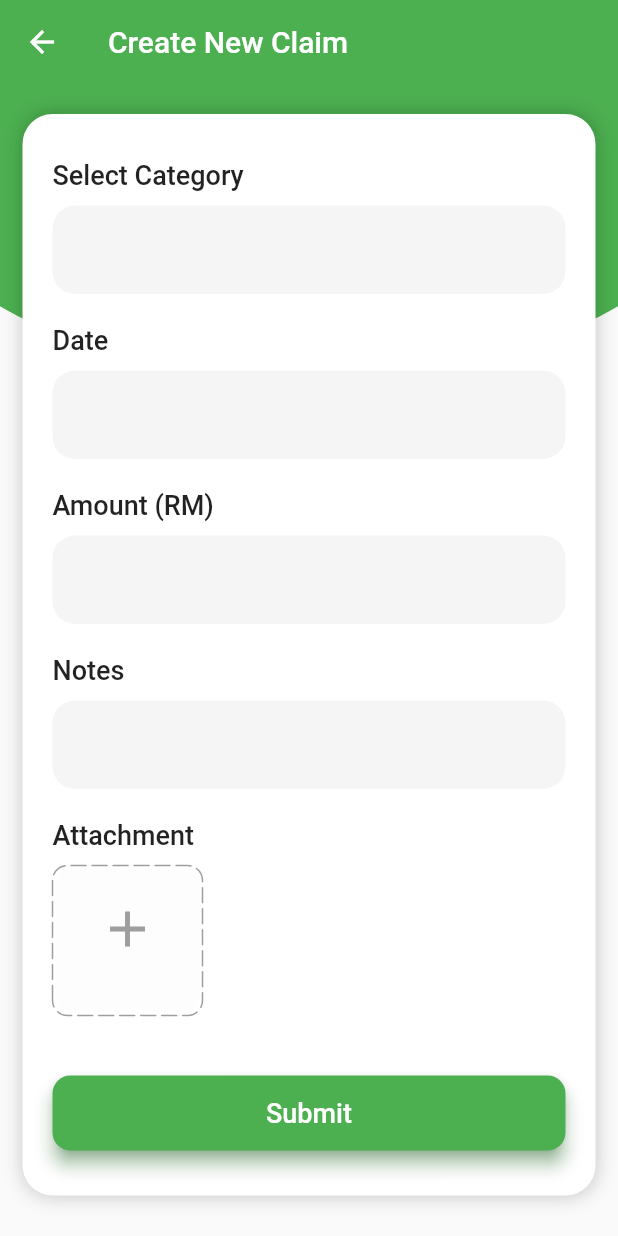
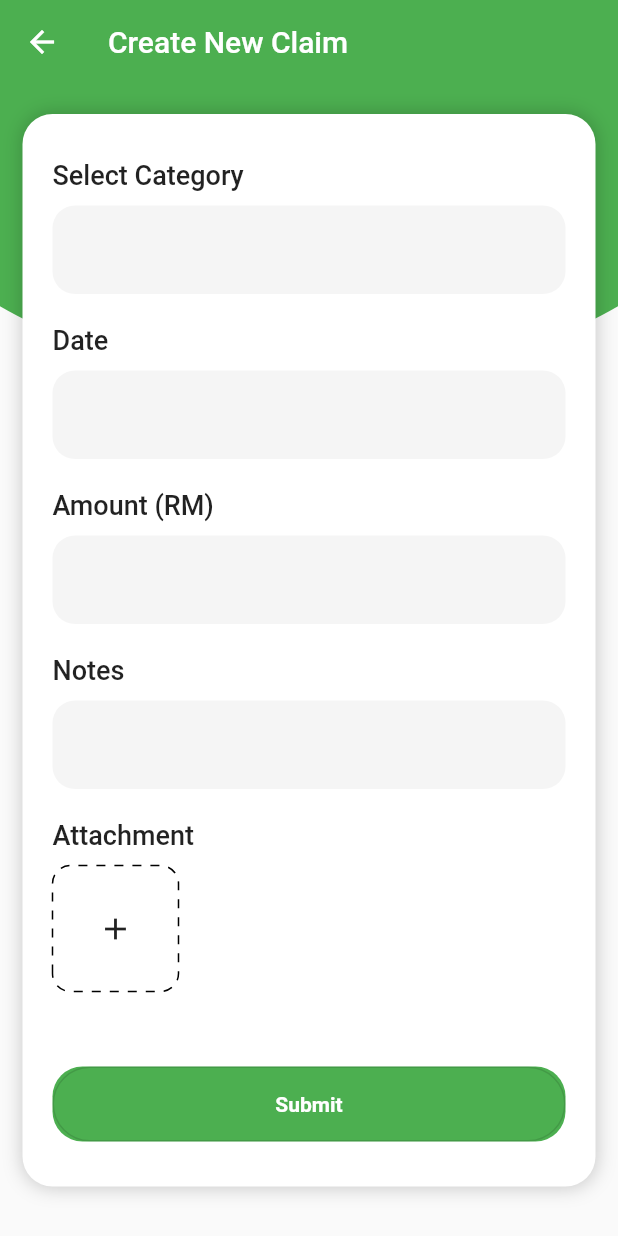
Before and after one commit to syam9/mesragaji, a Flutter app: the NewClaimPage screen opened directly, on a phone screen of 412 x 824 dp. Run offline on Flutter 3.47's test engine with Material 2 defaults, Android fonts, the phone set to English and light mode, and no system bars; drawn by our look-alikes of dotted_border; our stand-ins replace dropdown_button2, image_picker, nil, smooth_page_indicator, table_calendar; missing offline and left inert: custom_line_indicator_bottom_navbar, indexed, material_text_fields; project files that could hold a hidden picture were left out.

Commit message:
fourth commit

```diff
--- a/lib/screens/form/newClaim.dart
+++ b/lib/screens/form/newClaim.dart
@@ -1,7 +1,14 @@
+import 'dart:io';
+import 'dart:async';
 import 'package:flutter/material.dart';
 import '../../widgets/responsive.dart';
 import '../../widgets/cover.dart';
+import '../../widgets/register-form.dart';
 import 'package:dotted_border/dotted_border.dart';
+import 'package:image_picker/image_picker.dart';
+
+
+
 
 class NewClaimPage extends StatefulWidget {
   @override
@@ -9,6 +16,35 @@ class NewClaimPage extends StatefulWidget {
 }
 
 class _NewClaimPageState extends State<NewClaimPage> {
+  final _categoryController = TextEditingController();
+  final _dateController = TextEditingController();
+  final _amountController = TextEditingController();
+  final _noteController = TextEditingController();
+
+  @override
+  void dispose() {
+    _categoryController.dispose();
+    _dateController.dispose();
+    _amountController.dispose();
+    _noteController.dispose();
+    super.dispose();
+  }
+
+  File? _image;
+  final _picker = ImagePicker();
+
+
+  Future<void> _openImagePicker() async {
+    final XFile? pickedImage =
+    await _picker.pickImage(source: ImageSource.gallery);
+    if (pickedImage != null) {
+      setState(() {
+        _image = File(pickedImage.path);
+      });
+    }
+
+  }
+
   @override
   Widget build(BuildContext context) {
     responsive().init(context);
@@ -23,11 +59,8 @@ class _NewClaimPageState extends State<NewClaimPage> {
           children: [
             Cover(),
             SingleChildScrollView(
-                    child:
-
-                    Column(
+              child: Column(
                 children: [
-
                   Container(
                     margin: EdgeInsets.symmetric(horizontal: 15, vertical: 20),
                     width: responsive.screenWidth,
@@ -50,150 +83,110 @@ class _NewClaimPageState extends State<NewClaimPage> {
                       crossAxisAlignment: CrossAxisAlignment.start,
                       children: [
                         Text("Select Category",
-                              style:
-                                  TextStyle(fontSize: 18, fontWeight: FontWeight.w500)),
+                            style: TextStyle(
+                                fontSize: 18, fontWeight: FontWeight.w500)),
                         SizedBox(height: 10),
-                          TextField(
-                            // controller: phoneController,
-                            decoration: InputDecoration(
-                              filled: true,
-                              fillColor: Colors.grey.withOpacity(0.1),
-                              border: OutlineInputBorder(),
-                              labelStyle: TextStyle(color: Colors.grey),
-                              focusedBorder: OutlineInputBorder(
-                                borderSide: BorderSide.none,
-                                borderRadius: BorderRadius.circular(15.0),
+                        MyTextField(
+                          myController: _categoryController,
                         ),
-                              disabledBorder: InputBorder.none,
-                              enabledBorder: OutlineInputBorder(
-                                borderSide: BorderSide.none,
-                                borderRadius: BorderRadius.circular(15.0),
+
+
+// DropdownButton<String>(
+// value: dropdownValue,
+// items: <String>['Dog', 'Cat', 'Tiger', 'Lion']
+//     .map<DropdownMenuItem<String>>((String value) {
+//         return DropdownMenuItem<String>(
+//             value: value,
+//             child: Text (
+//                 value,
+//                 style: TextStyle(fontSize:30),
+//             ),
+//         );
+//     }).toList(),
+//         onChanged: (String? newValue) {
+//         setState(() {
+//             dropdownValue = newValue!;
+//         });
+//     },
+// ),
+
+
+
+
+
+
+
+
+
+
+
+
+
+
+
+
+                        SizedBox(height: 20),
+                        Text("Date",
+                            style: TextStyle(
+                                fontSize: 18, fontWeight: FontWeight.w500)),
+                        SizedBox(height: 10),
+                        MyTextField(
+                          myController: _dateController,
+                        ),
+                        SizedBox(height: 20),
+                        Text("Amount (RM)",
+                            style: TextStyle(
+                                fontSize: 18, fontWeight: FontWeight.w500)),
+                        SizedBox(height: 10),
+                        MyTextField(
+                          myController: _amountController,
+                        ),
+                        SizedBox(height: 20),
+                        Text("Notes",
+                            style: TextStyle(
+                                fontSize: 18, fontWeight: FontWeight.w500)),
+                        SizedBox(height: 10),
+                        MyTextField(
+                          myController: _noteController,
+                        ),
+
+                        SizedBox(height: 20),
+                        Text("Attachment",
+                            style: TextStyle(
+                                fontSize: 18, fontWeight: FontWeight.w500)),
+                        SizedBox(height: 10),
+
+
+                        GestureDetector(
+                            onTap: () => _openImagePicker(),
+                            child: DottedBorder(
+                              dashPattern: [6],
+                              borderType: BorderType.RRect,
+                              radius: Radius.circular(12),
+                              child: ClipRRect(
+                                borderRadius: BorderRadius.all(Radius.circular(12)),
+                                child: Container(
+                                    height: 80,
+                                    width: 80,
+                                    child: _image != null
+                                        ? Image.file(_image!, fit: BoxFit.cover)
+                                        : Icon(Icons.add),
                                 ),
                               ),
                             ),
-                          SizedBox(height: 20),
-                          Text("Date",
-                              style:
-                                  TextStyle(fontSize: 18, fontWeight: FontWeight.w500)),
-                          SizedBox(height: 10),
-                          TextField(
-                            // controller: phoneController,
-                            decoration: InputDecoration(
-                              filled: true,
-                              fillColor: Colors.grey.withOpacity(0.1),
-                              border: OutlineInputBorder(),
-                              labelStyle: TextStyle(color: Colors.grey),
-                              focusedBorder: OutlineInputBorder(
-                                borderSide: BorderSide.none,
-                                borderRadius: BorderRadius.circular(15.0),
                         ),
-                              disabledBorder: InputBorder.none,
-                              enabledBorder: OutlineInputBorder(
-                                borderSide: BorderSide.none,
-                                borderRadius: BorderRadius.circular(15.0),
+
+
+
+
+                        const SizedBox(height: 50.0),
+                        Container(
+                          decoration: BoxDecoration(
+                            color: Colors.green,
+                            borderRadius: BorderRadius.circular(20),
                           ),
-                            ),
-                          ),
-                          SizedBox(height: 20),
-                          Text("Amount (RM)",
-                              style:
-                                  TextStyle(fontSize: 18, fontWeight: FontWeight.w500)),
-                          SizedBox(height: 10),
-                          TextField(
-                            // controller: phoneController,
-                            decoration: InputDecoration(
-                              filled: true,
-                              fillColor: Colors.grey.withOpacity(0.1),
-                              border: OutlineInputBorder(),
-                              labelStyle: TextStyle(color: Colors.grey),
-                              focusedBorder: OutlineInputBorder(
-                                borderSide: BorderSide.none,
-                                borderRadius: BorderRadius.circular(15.0),
-                              ),
-                              disabledBorder: InputBorder.none,
-                              enabledBorder: OutlineInputBorder(
-                                borderSide: BorderSide.none,
-                                borderRadius: BorderRadius.circular(15.0),
-                              ),
-                            ),
-                          ),
-                          SizedBox(height: 20),
-                          Text("Notes",
-                              style:
-                                  TextStyle(fontSize: 18, fontWeight: FontWeight.w500)),
-                          SizedBox(height: 10),
-                          TextField(
-                            // controller: phoneController,
-                            maxLines: 5,
-                            minLines: 1,
-                            decoration: InputDecoration(
-                              filled: true,
-                              fillColor: Colors.grey.withOpacity(0.1),
-                              border: OutlineInputBorder(),
-                              labelStyle: TextStyle(color: Colors.grey),
-                              focusedBorder: OutlineInputBorder(
-                                borderSide: BorderSide.none,
-                                borderRadius: BorderRadius.circular(15.0),
-                              ),
-                              disabledBorder: InputBorder.none,
-                              enabledBorder: OutlineInputBorder(
-                                borderSide: BorderSide.none,
-                                borderRadius: BorderRadius.circular(15.0),
-                              ),
-                            ),
-                          ),
-                          SizedBox(height: 20),
-                          Text("Attachment",
-                              style:
-                                  TextStyle(fontSize: 18, fontWeight: FontWeight.w500)),
-                          SizedBox(height: 10),
-                          Container(
-                              width: 100,
-                              height: 100,
-                              alignment: Alignment.centerLeft,
-                              child: DottedBorder(
-                                borderType: BorderType.RRect,
-                                radius: Radius.circular(10),
-                                dashPattern: [10, 4],
-                                strokeCap: StrokeCap.round,
-                                color: Colors.grey,
-                                child: Container(
-                                  width: double.infinity,
-                                  height: 150,
-                                  decoration: BoxDecoration(
-                                      color: Colors.grey.shade50.withOpacity(.3),
-                                      borderRadius: BorderRadius.circular(10)),
-                                  child: Column(
-                                    mainAxisAlignment: MainAxisAlignment.center,
-                                    children: [
-                                      Icon(
-                                        Icons.add,
-                                        color: Colors.grey,
-                                        size: 40,
-                                      ),
-                                      SizedBox(
-                                        height: 15,
-                                      ),
-                                    ],
-                                  ),
-                                ),
-                              )),
-                          SizedBox(height: 40),
-                          ElevatedButton(
-                            style: ElevatedButton.styleFrom(
-                              primary: Colors.green, // background
-                              onPrimary: Colors.white, // foreground
-                              minimumSize: const Size.fromHeight(50),
-                              shape: RoundedRectangleBorder(
-                                  borderRadius: BorderRadius.circular(12.0)),
-                              elevation: 5,
-                              shadowColor: Colors.green,
-                            ),
-                            onPressed: () {},
-                            child: Text("Submit",
-                                style: TextStyle(
-                                  fontSize: 18,
-                                )),
+                          width: responsive.screenWidth,
+                          child: myBtn(context),
                         ),
                       ],
                     ),
@@ -201,10 +194,40 @@ class _NewClaimPageState extends State<NewClaimPage> {
                 ],
               ),
             ),
-            SizedBox(height: 80),
           ],
         ),
       ),
     );
   }
+
+  OutlinedButton myBtn(BuildContext context) {
+    return OutlinedButton(
+      style: OutlinedButton.styleFrom(
+        minimumSize: Size(200, 50),
+        primary: Colors.green,
+        shape: RoundedRectangleBorder(
+          borderRadius: BorderRadius.circular(30.0),
+        ),
+        // elevation: 5,
+        shadowColor: Colors.green,
+      ),
+      onPressed: () {
+        print(_noteController);
+        // Navigator.push(
+        //   context,
+        //   MaterialPageRoute(builder: (context) {
+        //     return Details(
+        //       productName: _productController.text,
+        //       productDescription: _productDesController.text,
+        //     );
+        //   }),
+        // );
+      },
+      child: Text(
+        "Submit",
+        style:
+            const TextStyle(fontWeight: FontWeight.bold, color: Colors.white),
+      ),
+    );
   }
+}
--- a/lib/screens/payroll.dart
+++ b/lib/screens/payroll.dart
@@ -29,7 +29,7 @@ class _PayrollPageState extends State<PayrollPage> {
         children: [
           Cover(),
           Column(
-                mainAxisAlignment: MainAxisAlignment.spaceBetween,
+                // mainAxisAlignment: MainAxisAlignment.spaceBetween,
             children: [
               Padding(
                 padding: EdgeInsets.only(right: 30, left: 30),
@@ -37,7 +37,7 @@ class _PayrollPageState extends State<PayrollPage> {
                   mainAxisAlignment: MainAxisAlignment.spaceBetween,
                   children: [
                     Text(
-                      "Claim for",
+                      "Payroll for",
                       style: TextStyle(
                         fontSize: 20,
                         color: Colors.white,
@@ -79,6 +79,9 @@ class _PayrollPageState extends State<PayrollPage> {
                 ),
               ),
 
+                SizedBox(height: 40),
+
+
               // Not Found API
               // Image(
               //   image: AssetImage("assets/images/empty.png"),
@@ -101,31 +104,6 @@ class _PayrollPageState extends State<PayrollPage> {
                     child: Container(margin: EdgeInsets.only(top: 12), child: ListViewHome(imageIcon: false, chip: true)),
                 ),
               ),
-
-              Align(
-                alignment: Alignment.topRight,
-                child: Container(
-                  margin: EdgeInsets.only(bottom: 30, right: 30),
-                  width: responsive.screenWidth / 2,
-                  child: ElevatedButton.icon(
-                    style: ElevatedButton.styleFrom(
-                      primary: Colors.green, // background
-                      onPrimary: Colors.white, // foreground
-                      minimumSize: const Size.fromHeight(50),
-                      shape: RoundedRectangleBorder(
-                          borderRadius: BorderRadius.circular(20.0)),
-                      elevation: 5,
-                      shadowColor: Colors.green,
-                    ),
-                    icon: Icon(Icons.add),
-                    label: Text("Apply Leave",
-                        style: TextStyle(
-                          fontSize: 20,
-                        )),
-                    onPressed: () {},
-                  ),
-                ),
-              ),
             ],
 
 
--- /dev/null
+++ b/lib/widgets/register-form.dart
@@ -0,0 +1,42 @@
+import 'package:flutter/material.dart';
+import './responsive.dart';
+import 'package:dotted_border/dotted_border.dart';
+
+class MyTextField extends StatelessWidget {
+  MyTextField({
+    Key? key,
+    // required this.fieldName,
+    required this.myController,
+    // this.myIcon = Icons.verified_user_outlined,
+    // this.prefixIconColor = Colors.blueAccent,
+  });
+
+  final TextEditingController myController;
+  // String fieldName;
+  // final IconData myIcon;
+  // Color prefixIconColor;
+
+  @override
+  Widget build(BuildContext context) {
+    return TextFormField(
+      controller: myController,
+      decoration: InputDecoration(
+          filled: true,
+          fillColor: Colors.grey.withOpacity(0.1),
+          // labelText: fieldName,
+          // prefixIcon: Icon(myIcon, color: prefixIconColor),
+          border: const OutlineInputBorder(),
+          disabledBorder: InputBorder.none,
+          focusedBorder: OutlineInputBorder(
+            borderSide: BorderSide.none,
+            borderRadius: BorderRadius.circular(15.0),
+          ),
+          labelStyle: TextStyle(color: Colors.grey),
+          enabledBorder: OutlineInputBorder(
+            borderSide: BorderSide.none,
+            borderRadius: BorderRadius.circular(15.0),
+          ),
+      ),
+    );
+  }
+}
--- a/pubspec.yaml
+++ b/pubspec.yaml
@@ -44,6 +44,7 @@ dependencies:
   nil: ^1.1.1
   table_calendar: ^3.0.9
   dotted_border: ^2.0.0+3
+  image_picker: ^1.0.1
 
 dev_dependencies:
   flutter_test:
```
Also changed, not shown: pubspec.lock, 13 other files. Lines whose indentation alone changed are shown as unchanged.
